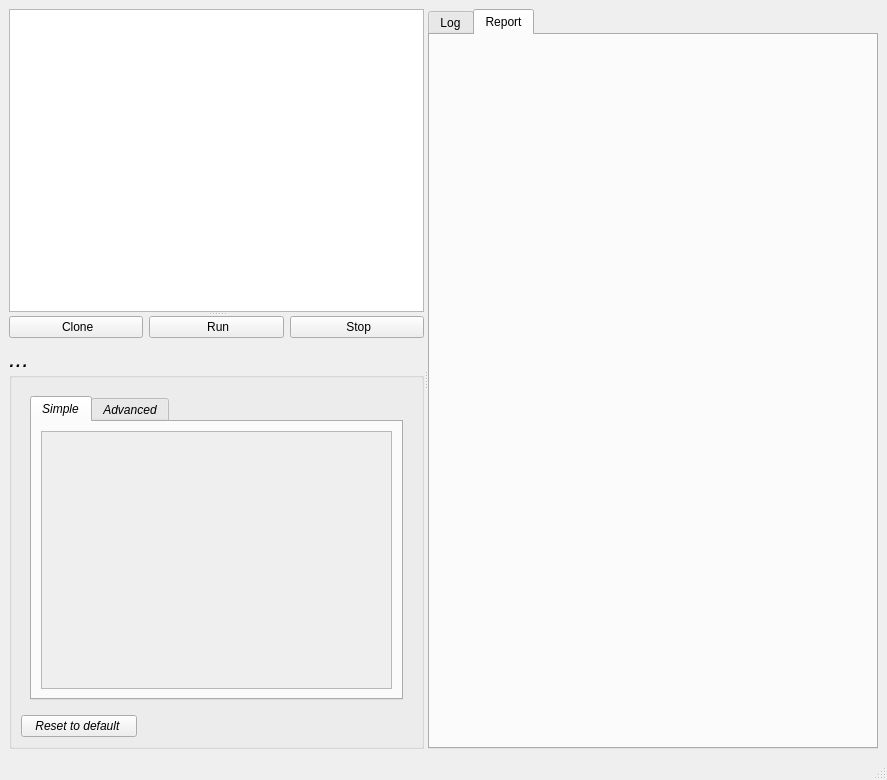
The window that src/client/client.ui (ccp4/DUI2) describes before a commit, drawn with Qt 5.
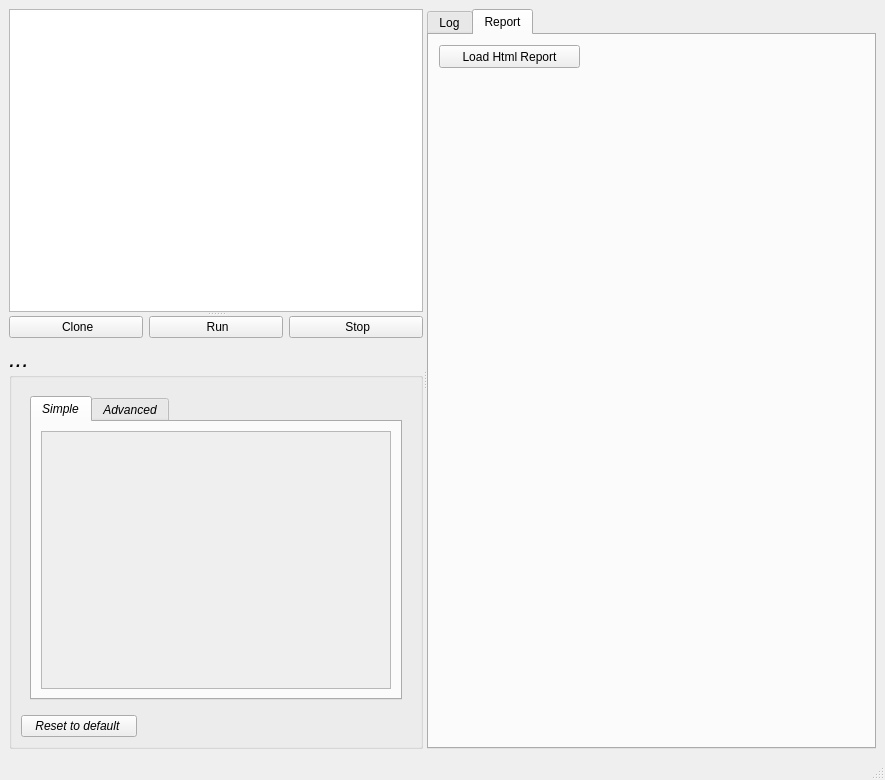
The same window after the commit. The open tabs and pages were chosen to show the change.

Commit message: building a fist dummy html loader on client side

Diff of the .ui file:
```diff
--- a/src/client/client.ui
+++ b/src/client/client.ui
@@ -6,7 +6,7 @@
    <rect>
     <x>0</x>
     <y>0</y>
-    <width>887</width>
+    <width>885</width>
     <height>780</height>
    </rect>
   </property>
@@ -138,8 +138,8 @@
                           <rect>
                            <x>0</x>
                            <y>0</y>
-                           <width>98</width>
-                           <height>28</height>
+                           <width>80</width>
+                           <height>16</height>
                           </rect>
                          </property>
                         </widget>
@@ -687,6 +687,30 @@
         <attribute name="title">
          <string>Report</string>
         </attribute>
+        <widget class="QPushButton" name="TmpLoadButton">
+         <property name="geometry">
+          <rect>
+           <x>10</x>
+           <y>10</y>
+           <width>141</width>
+           <height>23</height>
+          </rect>
+         </property>
+         <property name="text">
+          <string>Load Html Report</string>
+         </property>
+        </widget>
+        <widget class="QWidget" name="horizontalLayoutWidget">
+         <property name="geometry">
+          <rect>
+           <x>10</x>
+           <y>40</y>
+           <width>401</width>
+           <height>641</height>
+          </rect>
+         </property>
+         <layout class="QHBoxLayout" name="HtmlReportLayout"/>
+        </widget>
        </widget>
       </widget>
      </widget>
```
Left out of the diff: 72 changed lines with no effect on the pictures. The commit also changes 1 other file.
